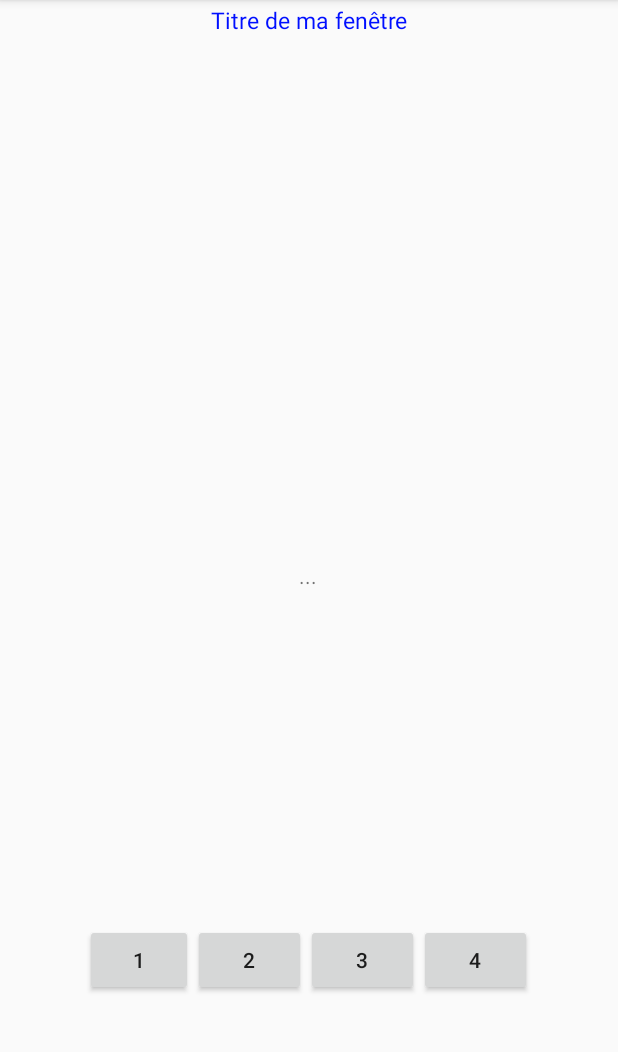
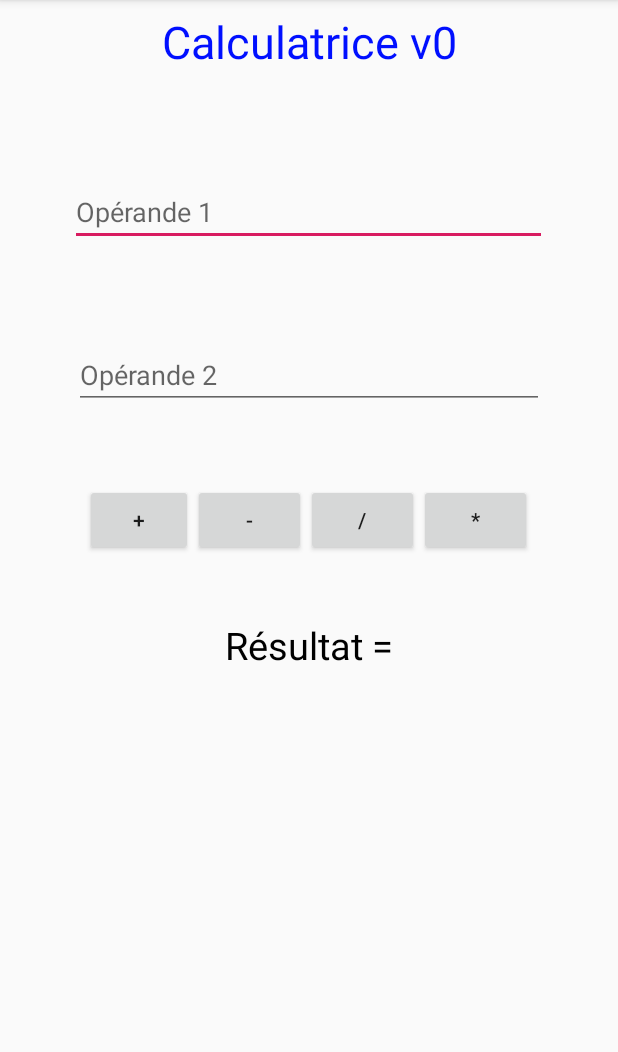
Before and after one commit to Biinod81/AndroidStudioEvent, an Android app: the screen it shows after launch (MainActivity), on a phone screen of 412 x 824 dp, the part 84-1136 px from its top. Run offline under Robolectric (Android 15) with nearby library versions, the phone set to English and light mode, and no system bars.

Commit message:
TP#2 event

```diff
--- a/app/src/main/res/layout/layout.xml
+++ b/app/src/main/res/layout/layout.xml
@@ -5,10 +5,15 @@
     android:layout_width="match_parent"
     android:layout_height="match_parent">
 
+    <LinearLayout
+        android:layout_width="match_parent"
+        android:layout_height="match_parent"
+        android:orientation="vertical">
+
         <TextView
             android:id="@+id/textView"
             android:layout_width="match_parent"
-        android:layout_height="27dp"
+            android:layout_height="55dp"
             android:gravity="center"
             android:text="@string/titre"
             android:textColor="@color/blue"
@@ -17,9 +22,37 @@
             tools:layout_editor_absoluteX="0dp"
             tools:layout_editor_absoluteY="0dp" />
 
+        <Space
+            android:layout_width="match_parent"
+            android:layout_height="63dp" />
+
+        <EditText
+            android:id="@+id/operande1"
+            android:layout_width="318dp"
+            android:layout_height="wrap_content"
+            android:layout_gravity="center"
+            android:hint="@string/operande1"
+            tools:layout_editor_absoluteX="174dp"
+            tools:layout_editor_absoluteY="340dp"
+            android:inputType="phone"/>
+
+        <Space
+            android:layout_width="match_parent"
+            android:layout_height="63dp" />
+
+        <EditText
+            android:id="@+id/operande2"
+            android:layout_width="313dp"
+            android:layout_height="wrap_content"
+            android:layout_gravity="center"
+            android:hint="@string/operande2"
+            tools:layout_editor_absoluteX="174dp"
+            tools:layout_editor_absoluteY="340dp"
+            android:inputType="phone"/>
+
         <LinearLayout
             android:layout_width="wrap_content"
-        android:layout_height="560dp"
+            android:layout_height="98dp"
             android:layout_gravity="center"
             android:gravity="center">
 
@@ -29,7 +62,7 @@
                 android:layout_height="wrap_content"
                 android:layout_gravity="bottom"
                 android:onClick="onClick"
-            android:text="1"
+                android:text="+"
                 tools:layout_editor_absoluteX="161dp"
                 tools:layout_editor_absoluteY="643dp" />
 
@@ -40,7 +73,16 @@
                 android:layout_gravity="bottom"
                 android:layout_weight="1"
                 android:onClick="onClick"
-            android:text="2" />
+                android:text="-" />
+
+            <Button
+                android:id="@+id/button3"
+                android:layout_width="75dp"
+                android:layout_height="wrap_content"
+                android:layout_gravity="bottom"
+                android:layout_weight="1"
+                android:onClick="onClick"
+                android:text="/" />
 
             <Button
                 android:id="@+id/button2"
@@ -49,27 +91,22 @@
                 android:layout_gravity="bottom"
                 android:layout_weight="1"
                 android:onClick="onClick"
-            android:text="3" />
-
-        <Button
-            android:id="@+id/button3"
-            android:layout_width="75dp"
-            android:layout_height="wrap_content"
-            android:layout_gravity="bottom"
-            android:layout_weight="1"
-            android:onClick="onClick"
-            android:text="4" />
+                android:text="*" />
 
         </LinearLayout>
 
+        <Space
+            android:layout_width="match_parent"
+            android:layout_height="42dp" />
+
         <TextView
             android:id="@+id/textView2"
-        android:layout_width="411dp"
+            android:layout_width="match_parent"
             android:layout_height="wrap_content"
-        android:layout_gravity="center"
+            android:text="@string/resultat"
             android:gravity="center"
-        android:text="@string/TextView2"
-        tools:layout_editor_absoluteX="174dp"
-        tools:layout_editor_absoluteY="340dp" />
+            android:textSize="@dimen/resultatDim"
+            android:textColor="@android:color/black"/>
+    </LinearLayout>
 
 </FrameLayout>
--- a/app/src/main/res/values/dimen.xml
+++ b/app/src/main/res/values/dimen.xml
@@ -1,4 +1,6 @@
 <?xml version="1.0" encoding="utf-8"?>
 <resources>
-    <dimen name="police_titre">15sp</dimen>
+    <dimen name="police_titre">30sp</dimen>
+    <dimen name="resultatDim">25sp</dimen>
+
 </resources>
--- a/app/src/main/res/values/strings.xml
+++ b/app/src/main/res/values/strings.xml
@@ -1,7 +1,9 @@
 <resources>
     <string name="app_name">EventApplication</string>
-    <string name="titre">Titre de ma fenêtre</string>
+    <string name="titre">Calculatrice v0</string>
     <string name="button">Button</string>
-    <string name="TextView2">...</string>
+    <string name="operande1">Opérande 1</string>
+    <string name="operande2">Opérande 2</string>
     <string name="Cliccc">Clic#</string>
+    <string name="resultat">Résultat =</string>
 </resources>
```
Lines whose indentation alone changed are shown as unchanged.
